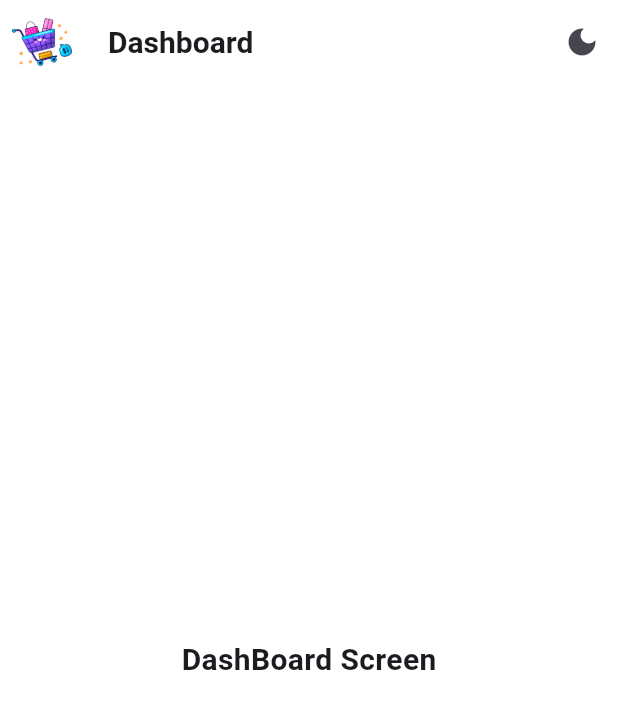
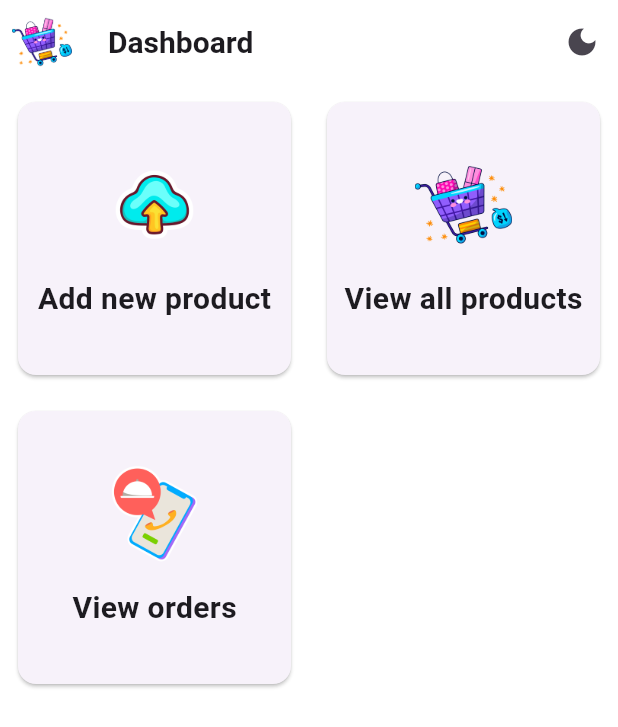
Before and after one commit to MeDoRa0/shop_admin, a Flutter app: the screen it shows after launch, on a phone screen of 412 x 824 dp. Shown: the top 727 px of the screen. Run offline on Flutter 3.47's test engine with Material 3 defaults, Android fonts, the phone set to English and light mode, and no system bars; our stand-ins replace fancy_shimmer_image, image_picker, shared_preferences, shimmer; missing offline and left inert: dynamic_height_grid_view.

Commit message:
create dashboard buttons and their screens

```diff
--- a/lib/constants/auth_validators.dart
+++ b/lib/constants/app_validators.dart
@@ -1,6 +1,6 @@
-class AuthValidators {
+class AppValidators {
   static String? uploadProductTexts(
-      [String? value, String? toBeReturnedString]) {
+      {String? value, String? toBeReturnedString}) {
     if (value!.isEmpty) {
       return toBeReturnedString;
     }
--- a/lib/main.dart
+++ b/lib/main.dart
@@ -5,9 +5,9 @@ import 'package:shop_admin/providers/image_provider.dart';
 import 'package:shop_admin/providers/product_provider.dart';
 import 'package:shop_admin/providers/theme_provider.dart';
 import 'package:shop_admin/screens/dashboard_screen.dart';
+import 'package:shop_admin/screens/edit_upload_product_form.dart';
+import 'package:shop_admin/screens/inner_screens/orders/order_screen.dart';
 import 'package:shop_admin/screens/search_screen.dart';
-
-
 
 void main() {
   runApp(const ShopAdmin());
@@ -18,7 +18,6 @@ class ShopAdmin extends StatelessWidget {
 
   @override
   Widget build(BuildContext context) {
-    //final themeProvider = Provider.of<ThemeProvider>(context);
     return MultiProvider(
       providers: [
         ChangeNotifierProvider(
@@ -30,7 +29,6 @@ class ShopAdmin extends StatelessWidget {
         ChangeNotifierProvider(
           create: (context) => ImageProviderModel(),
         ),
-
       ],
       //we can use Consumer to use ThemePovider
       child: Consumer<ThemeProvider>(
@@ -40,16 +38,10 @@ class ShopAdmin extends StatelessWidget {
                 isDarkTheme: themeProvider.getIsDarkTheme, context: context),
             title: 'shop user',
             home: const DashboardScreen(),
-
             routes: {
-
-
-
-
-
-
-
               SearchScreen.routeName: (context) => const SearchScreen(),
+              OrderScreen.routName:(context)=> const OrderScreen(),
+              EditOrUploadProductScreen.routeName:(context)=> const EditOrUploadProductScreen(),
             },
           );
         },
--- /dev/null
+++ b/lib/models/dashboard_button_model.dart
@@ -0,0 +1,35 @@
+import 'package:flutter/material.dart';
+import 'package:shop_admin/constants/assets.dart';
+import 'package:shop_admin/screens/edit_upload_product_form.dart';
+import 'package:shop_admin/screens/inner_screens/orders/order_screen.dart';
+import 'package:shop_admin/screens/search_screen.dart';
+
+class DashboardButtonModel {
+  final String text, imagePath;
+  final Function onPressed;
+
+  DashboardButtonModel(
+      {required this.text, required this.imagePath, required this.onPressed});
+
+  static List<DashboardButtonModel> dashboardButtonList(BuildContext context) =>
+      [
+        DashboardButtonModel(
+            text: 'Add new product',
+            imagePath: Assets.imagesDashboardCloud,
+            onPressed: () {
+              Navigator.pushNamed(context, EditOrUploadProductScreen.routeName);
+            }),
+        DashboardButtonModel(
+            text: 'View all products',
+            imagePath: Assets.imagesShoppingCart,
+            onPressed: () {
+              Navigator.pushNamed(context, SearchScreen.routeName);
+            }),
+        DashboardButtonModel(
+            text: 'View orders',
+            imagePath: Assets.imagesDashboardOrder,
+            onPressed: () {
+              Navigator.pushNamed(context, OrderScreen.routName);
+            }),
+      ];
+}
--- a/lib/screens/dashboard_screen.dart
+++ b/lib/screens/dashboard_screen.dart
@@ -1,7 +1,9 @@
 import 'package:flutter/material.dart';
 import 'package:provider/provider.dart';
 import 'package:shop_admin/constants/assets.dart';
+import 'package:shop_admin/models/dashboard_button_model.dart';
 import 'package:shop_admin/providers/theme_provider.dart';
+import 'package:shop_admin/widgets/dashboard_buttons.dart';
 import 'package:shop_admin/widgets/title_text.dart';
 
 class DashboardScreen extends StatefulWidget {
@@ -29,12 +31,31 @@ class _DashboardScreenState extends State<DashboardScreen> {
                 themeProvider.setDarkTheme(
                     themeValue: !themeProvider.getIsDarkTheme);
               },
-              icon: Icon(themeProvider.getIsDarkTheme?Icons.light_mode:Icons.dark_mode),),
+              icon: Icon(themeProvider.getIsDarkTheme
+                  ? Icons.light_mode
+                  : Icons.dark_mode),
+            ),
           ],
         ),
-      body: const Center(
-        child: TitleText(label: "DashBoard Screen"),
+        body: GridView.count(
+          crossAxisCount: 2,
+          children: List.generate(
+            3,
+            (index) => Padding(
+              padding: const EdgeInsets.all(8.0),
+              child: DashboardButtons(
+                title: DashboardButtonModel.dashboardButtonList(context)[index]
+                    .text,
+                imagePath:
+                    DashboardButtonModel.dashboardButtonList(context)[index]
+                        .imagePath,
+                onPressed: () {
+                  DashboardButtonModel.dashboardButtonList(context)[index]
+                      .onPressed();
+                },
               ),
-    );
+            ),
+          ),
+        ));
   }
 }
--- /dev/null
+++ b/lib/widgets/dashboard_buttons.dart
@@ -0,0 +1,39 @@
+import 'package:flutter/material.dart';
+import 'package:shop_admin/widgets/title_text.dart';
+
+class DashboardButtons extends StatelessWidget {
+  const DashboardButtons(
+      {super.key,
+      required this.title,
+      required this.imagePath,
+      required this.onPressed});
+
+  final String title, imagePath;
+  final Function onPressed;
+
+  @override
+  Widget build(BuildContext context) {
+    return GestureDetector(
+      onTap: () {
+        onPressed();
+      },
+      child: Card(
+        child: Column(
+          mainAxisAlignment: MainAxisAlignment.center,
+          crossAxisAlignment: CrossAxisAlignment.center,
+          children: [
+            Image.asset(
+              imagePath,
+              height: 65,
+              width: 65,
+            ),
+            const SizedBox(
+              height: 16,
+            ),
+            TitleText(label: title),
+          ],
+        ),
+      ),
+    );
+  }
+}
```
Also changed, not shown: lib/screens/edit_upload_product_form.dart (added, +305 -0 lines), lib/screens/search_screen.dart (+3 -9 lines), lib/service/app_methods.dart (added, +61 -0 lines), 1 other file. Lines whose indentation alone changed are shown as unchanged.
